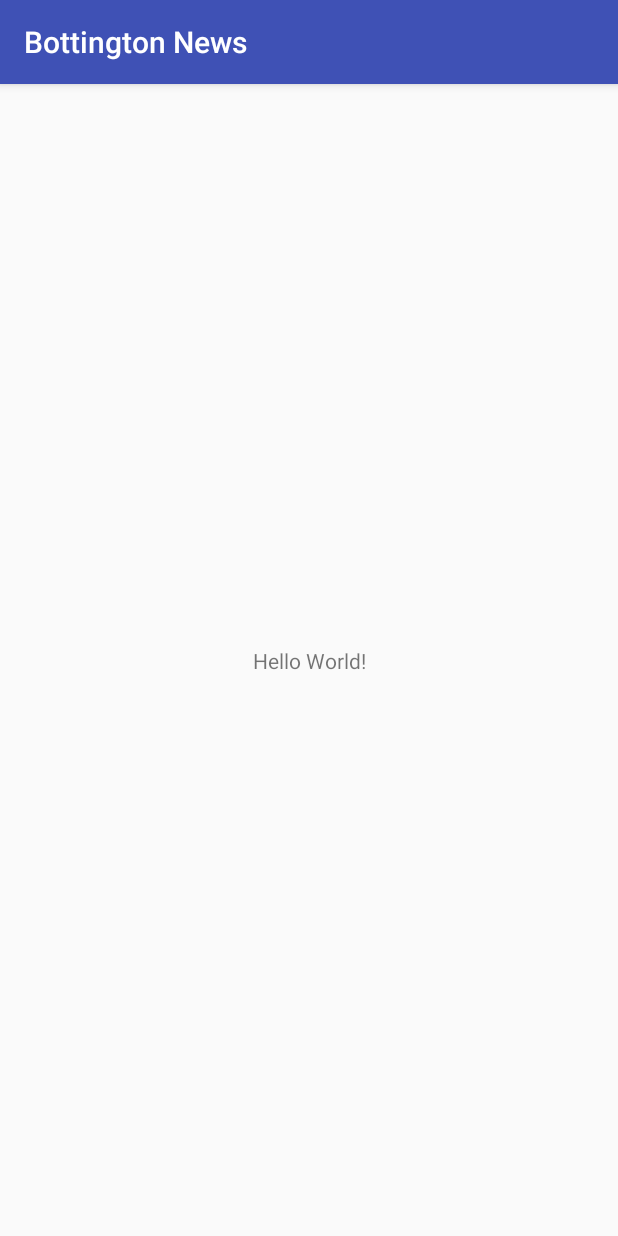
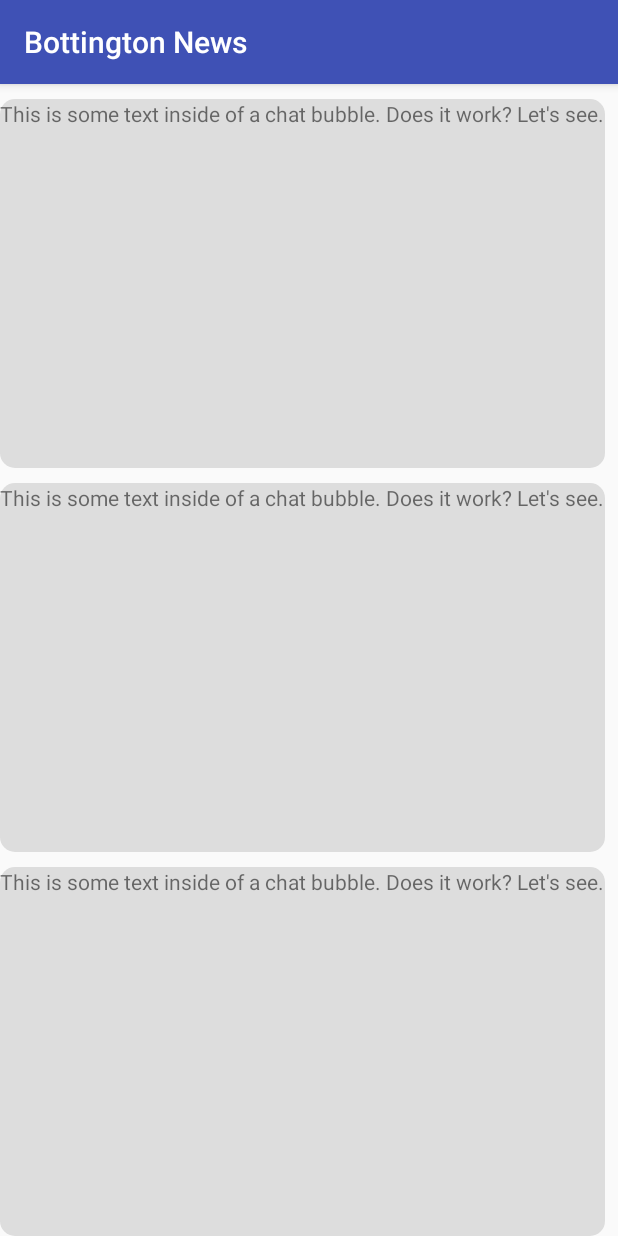
Before and after one commit to SaalikLok/bottington-news, an Android app: the screen it shows after launch (MainActivity), on a phone screen of 412 x 824 dp. Run offline under Robolectric (Android 15) with nearby library versions, the light colour scheme and no system bars.

Commit message:
UI is shakey at best on this branch

```diff
--- a/app/src/main/java/com/saaliklok/bottingtonnews/MainActivity.java
+++ b/app/src/main/java/com/saaliklok/bottingtonnews/MainActivity.java
@@ -2,8 +2,18 @@ package com.saaliklok.bottingtonnews;
 
 import android.support.v7.app.AppCompatActivity;
 import android.os.Bundle;
+import android.widget.Adapter;
+import android.widget.ArrayAdapter;
+import android.widget.ListView;
+
+import java.util.List;
 
 public class MainActivity extends AppCompatActivity {
+
+    private ListView messagesContain;
+    private Adapter adapter;
+    private ArrayAdapter<String> messageHistory;
+
 
     @Override
     protected void onCreate(Bundle savedInstanceState) {
--- /dev/null
+++ b/app/src/main/java/com/saaliklok/bottingtonnews/MessageAdapter.java
@@ -0,0 +1,20 @@
+package com.saaliklok.bottingtonnews;
+
+import android.widget.ArrayAdapter;
+
+import java.util.List;
+
+/**
+ * Created by saaliklok on 4/22/17.
+ */
+
+/*
+public class MessageAdapter extends ArrayAdapter {
+
+    public MessageAdapter(){
+
+    }
+
+
+}
+*/
--- /dev/null
+++ b/app/src/main/res/drawable/chatuser.xml
@@ -0,0 +1,13 @@
+<?xml version="1.0" encoding="utf-8"?>
+<shape xmlns:android="http://schemas.android.com/apk/res/android">
+    <solid android:color="#dddddd" />
+    <stroke
+        android:width="0dip"
+        android:color="#dddddd" />
+    <corners android:radius="10dip" />
+    <padding
+        android:bottom="0dip"
+        android:left="0dip"
+        android:right="0dip"
+        android:top="0dip" />
+</shape>
--- /dev/null
+++ b/app/src/main/res/drawable/ic_rectangle.xml
@@ -0,0 +1,6 @@
+<vector android:height="24dp" android:viewportHeight="115.0"
+    android:viewportWidth="274.0" android:width="24dp" xmlns:android="http://schemas.android.com/apk/res/android">
+    <path android:fillAlpha="0.8" android:fillColor="#4A4A4A"
+        android:pathData="M44,0L230,0A44,44 0,0 1,274 44L274,71A44,44 0,0 1,230 115L44,115A44,44 0,0 1,0 71L0,44A44,44 0,0 1,44 0z"
+        android:strokeColor="#00000000" android:strokeWidth="1"/>
+</vector>
--- a/app/src/main/res/layout/activity_main.xml
+++ b/app/src/main/res/layout/activity_main.xml
@@ -1,18 +1,47 @@
 <?xml version="1.0" encoding="utf-8"?>
-<android.support.constraint.ConstraintLayout xmlns:android="http://schemas.android.com/apk/res/android"
-    xmlns:app="http://schemas.android.com/apk/res-auto"
-    xmlns:tools="http://schemas.android.com/tools"
-    android:layout_width="match_parent"
-    android:layout_height="match_parent"
-    tools:context="com.saaliklok.bottingtonnews.MainActivity">
+
+    <LinearLayout xmlns:android="http://schemas.android.com/apk/res/android"
+        xmlns:app="http://schemas.android.com/apk/res-auto"
+        xmlns:tools="http://schemas.android.com/tools"
+        android:layout_width="match_parent"
+        android:layout_height="match_parent"
+        android:orientation="vertical"
+        tools:layout_editor_absoluteY="8dp"
+        tools:layout_editor_absoluteX="8dp"
+        tools:context="com.saaliklok.bottingtonnews.MainActivity">
 
     <TextView
         android:layout_width="wrap_content"
         android:layout_height="wrap_content"
-        android:text="Hello World!"
-        app:layout_constraintBottom_toBottomOf="parent"
-        app:layout_constraintLeft_toLeftOf="parent"
-        app:layout_constraintRight_toRightOf="parent"
-        app:layout_constraintTop_toTopOf="parent" />
+        android:background="@drawable/chatuser"
+        android:layout_marginTop="10dp"
+        android:layout_weight="6"
+        android:text="This is some text inside of a chat bubble. Does it work? Let's see."/>
 
-</android.support.constraint.ConstraintLayout>
+    <TextView
+        android:layout_width="wrap_content"
+        android:layout_height="wrap_content"
+        android:background="@drawable/chatuser"
+        android:layout_marginTop="10dp"
+        android:layout_weight="6"
+        android:text="This is some text inside of a chat bubble. Does it work? Let's see."/>
+
+    <TextView
+        android:layout_width="wrap_content"
+        android:layout_height="wrap_content"
+        android:background="@drawable/chatuser"
+        android:layout_marginTop="10dp"
+        android:layout_weight="6"
+        android:text="This is some text inside of a chat bubble. Does it work? Let's see."/>
+
+    <!-- <ListView
+         android:id="@+id/messagesContainer"
+         android:layout_width="match_parent"
+         android:layout_height="match_parent"
+         android:layout_marginBottom="20dp"
+         android:layout_marginTop="10dp"
+         android:listSelector="@android:color/transparent"
+         android:transcriptMode="alwaysScroll"
+         android:divider="@null" />-->
+
+    </LinearLayout>
--- /dev/null
+++ b/app/src/main/res/layout/chatitem.xml
@@ -0,0 +1,14 @@
+<?xml version="1.0" encoding="utf-8"?>
+<LinearLayout xmlns:android="http://schemas.android.com/apk/res/android"
+    android:orientation="vertical" android:layout_width="match_parent"
+    android:layout_height="match_parent"
+    android:layout_gravity="end"
+    android:background="@drawable/chatuser"
+    >
+    <TextView
+        android:id="@+id/txtMessage"
+        android:layout_width="wrap_content"
+        android:layout_height="wrap_content"
+        android:textColor="@android:color/white"
+        android:maxWidth="240dp" />
+</LinearLayout>
```
Also changed, not shown: app/src/main/res/chatUser.png (added).
